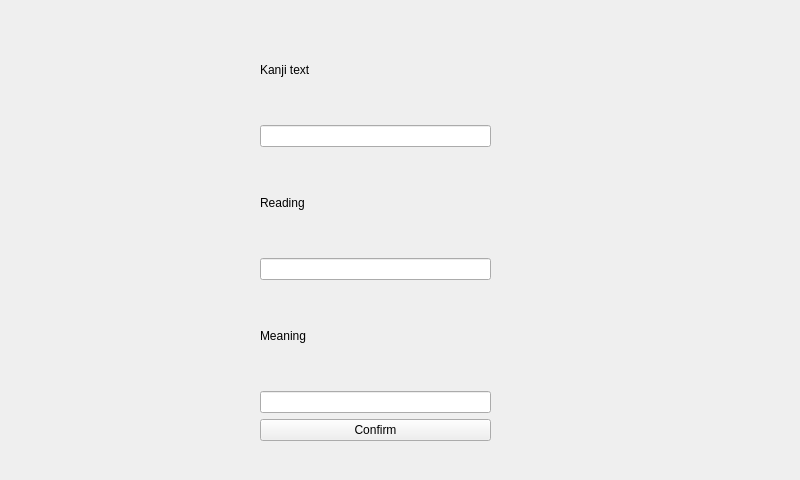
Old version of the form kanjivocabl/kanjiapp/editwidget.ui in the repository gabikadlecova/kanji-vocabulary.
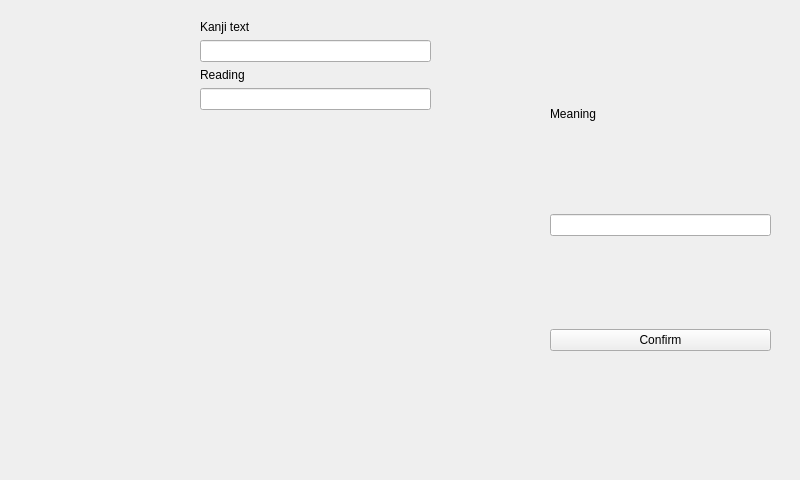
New version of the form.

```diff
--- a/kanjivocabl/kanjiapp/editwidget.ui
+++ b/kanjivocabl/kanjiapp/editwidget.ui
@@ -16,15 +16,27 @@
   <widget class="QWidget" name="verticalLayoutWidget">
    <property name="geometry">
     <rect>
-     <x>260</x>
+     <x>200</x>
      <y>20</y>
      <width>231</width>
      <height>421</height>
     </rect>
    </property>
-   <layout class="QVBoxLayout" name="detail_layout">
+   <layout class="QVBoxLayout" name="detail_layout" stretch="0,0,0,0">
+    <property name="spacing">
+     <number>6</number>
+    </property>
+    <property name="sizeConstraint">
+     <enum>QLayout::SetMaximumSize</enum>
+    </property>
     <item>
      <widget class="QLabel" name="label">
+      <property name="sizePolicy">
+       <sizepolicy hsizetype="Maximum" vsizetype="Maximum">
+        <horstretch>0</horstretch>
+        <verstretch>0</verstretch>
+       </sizepolicy>
+      </property>
       <property name="text">
        <string>Kanji text</string>
       </property>
@@ -35,6 +47,12 @@
     </item>
     <item>
      <widget class="QLabel" name="label_2">
+      <property name="sizePolicy">
+       <sizepolicy hsizetype="Maximum" vsizetype="Maximum">
+        <horstretch>0</horstretch>
+        <verstretch>0</verstretch>
+       </sizepolicy>
+      </property>
       <property name="text">
        <string>Reading</string>
       </property>
@@ -43,23 +61,57 @@
     <item>
      <widget class="QLineEdit" name="reading_edit"/>
     </item>
-    <item>
-     <widget class="QLabel" name="label_3">
-      <property name="text">
-       <string>Meaning</string>
-      </property>
-     </widget>
-    </item>
-    <item>
-     <widget class="QLineEdit" name="meaning_edit"/>
-    </item>
-    <item>
+   </layout>
+  </widget>
+  <widget class="QWidget" name="gridLayoutWidget">
+   <property name="geometry">
+    <rect>
+     <x>550</x>
+     <y>20</y>
+     <width>221</width>
+     <height>421</height>
+    </rect>
+   </property>
+   <layout class="QGridLayout" name="gridLayout" rowstretch="0,0,0,0">
+    <property name="verticalSpacing">
+     <number>6</number>
+    </property>
+    <item row="3" column="0">
      <widget class="QPushButton" name="confirm_button">
+      <property name="sizePolicy">
+       <sizepolicy hsizetype="Minimum" vsizetype="Maximum">
+        <horstretch>0</horstretch>
+        <verstretch>0</verstretch>
+       </sizepolicy>
+      </property>
       <property name="text">
        <string>Confirm</string>
       </property>
      </widget>
     </item>
+    <item row="2" column="0">
+     <widget class="QLineEdit" name="meaning_edit">
+      <property name="sizePolicy">
+       <sizepolicy hsizetype="Expanding" vsizetype="Fixed">
+        <horstretch>0</horstretch>
+        <verstretch>0</verstretch>
+       </sizepolicy>
+      </property>
+     </widget>
+    </item>
+    <item row="1" column="0">
+     <widget class="QLabel" name="label_3">
+      <property name="sizePolicy">
+       <sizepolicy hsizetype="Maximum" vsizetype="Maximum">
+        <horstretch>0</horstretch>
+        <verstretch>0</verstretch>
+       </sizepolicy>
+      </property>
+      <property name="text">
+       <string>Meaning</string>
+      </property>
+     </widget>
+    </item>
    </layout>
   </widget>
  </widget>
```
